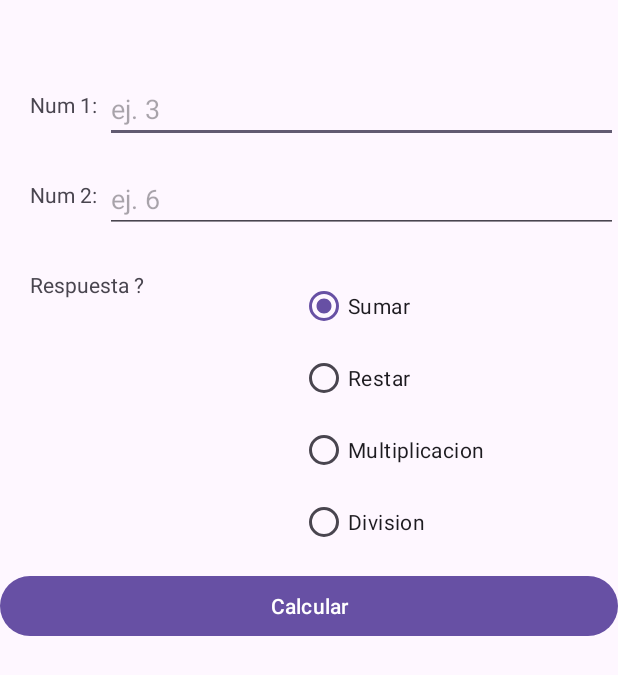
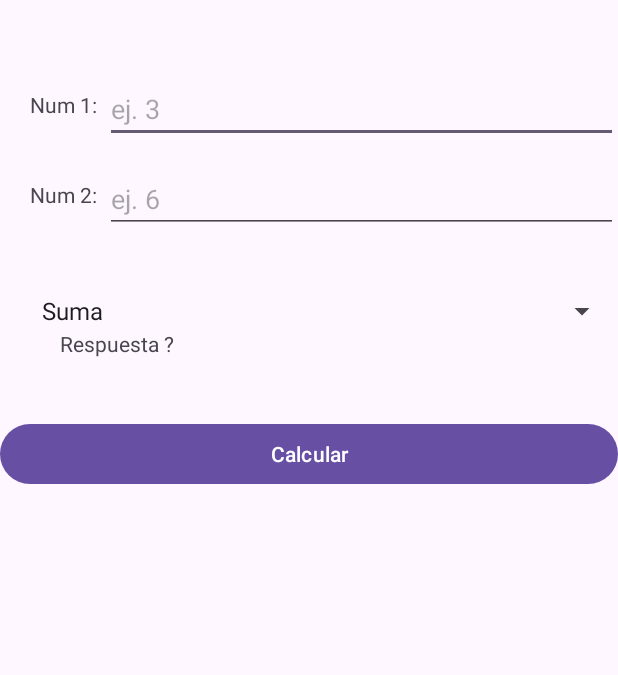
Before and after one commit to xavi447/PrograII-semi-2025, an Android app: the screen it shows after launch (MainActivity), on a phone screen of 412 x 824 dp. Shown: the top 675 px of the screen. Run offline under Robolectric (Android 15) with nearby library versions, the phone set to English and light mode, and no system bars; 2 statements that could not run were skipped.

```diff
--- a/app/src/main/java/com/example/miprimeraplicacion/MainActivity.java
+++ b/app/src/main/java/com/example/miprimeraplicacion/MainActivity.java
@@ -19,6 +19,7 @@ public class MainActivity extends AppCompatActivity {
     TextView tempVal;
     RadioGroup rgb;
     RadioButton opt;
+    Spinner spn;
 
     @Override
     protected void onCreate(Bundle savedInstanceState) {
@@ -36,21 +37,20 @@ public class MainActivity extends AppCompatActivity {
 
                 double respuesta = 0.0;
 
-                opt = findViewById(R.id.optSuma);
-                if (opt.isChecked()) {
-                    respuesta = num1 + num2;
-                }
-                opt = findViewById(R.id.optResta);
-                if (opt.isChecked()) {
-                    respuesta = num1 - num2;
-                }
-                opt = findViewById(R.id.optMultiplicacion);
-                if (opt.isChecked()) {
-                    respuesta = num1 * num2;
-                }
-                opt = findViewById(R.id.optDivision);
-                if (opt.isChecked()) {
-                    respuesta = num1 / num2;
+                spn = findViewById(R.id.spnOpciones);
+                switch (spn.getSelectedItemPosition()){
+                    case 0:
+                        respuesta = num1 + num2;
+                        break;
+                    case 1:
+                        respuesta = num1 - num2;
+                        break;
+                    case 2:
+                        respuesta = num1 * num2;
+                        break;
+                    case 3:
+                        respuesta = num1 / num2;
+                        break;
                 }
                 tempVal = findViewById(R.id.lblRespuesta);
                 tempVal.setText("Respuesta: "+ respuesta);
--- a/app/src/main/res/layout/activity_main.xml
+++ b/app/src/main/res/layout/activity_main.xml
@@ -36,45 +36,27 @@
         android:layout_marginLeft="70dp"
         android:layout_width="match_parent"
         android:layout_height="wrap_content"/>
+    <Spinner
+        android:id="@+id/spnOpciones"
+        android:layout_below="@id/txtNum2"
+        android:entries="@array/opciones"
+        android:layout_marginTop="40dp"
+        android:layout_marginLeft="20dp"
+        android:layout_width="match_parent"
+        android:layout_height="wrap_content"/>
     <TextView
         android:id="@+id/lblRespuesta"
-        android:layout_marginTop="180dp"
-        android:layout_marginLeft="20dp"
+        android:layout_below="@id/spnOpciones"
+        android:layout_marginLeft="40dp"
         android:text="Respuesta ?"
         android:layout_width="wrap_content"
         android:layout_height="wrap_content"/>
-    <RadioGroup
-        android:layout_marginTop="180dp"
-        android:layout_marginLeft="200dp"
-        android:id="@+id/rgbOpciones"
-        android:layout_width="wrap_content"
-        android:layout_height="wrap_content">
-        <RadioButton
-            android:id="@+id/optSuma"
-            android:text="Sumar"
-            android:checked="true"
-            android:layout_width="wrap_content"
-            android:layout_height="wrap_content"/>
-        <RadioButton
-            android:id="@+id/optResta"
-            android:text="Restar"
-            android:layout_width="wrap_content"
-            android:layout_height="wrap_content"/>
-        <RadioButton
-            android:id="@+id/optMultiplicacion"
-            android:text="Multiplicacion"
-            android:layout_width="wrap_content"
-            android:layout_height="wrap_content"/>
-        <RadioButton
-            android:id="@+id/optDivision"
-            android:text="Division"
-            android:layout_width="wrap_content"
-            android:layout_height="wrap_content"/>
-    </RadioGroup>
+
     <Button
         android:id="@+id/btnCalcular"
         android:text="Calcular"
-        android:layout_marginTop="380dp"
+        android:layout_below="@id/lblRespuesta"
+        android:layout_marginTop="40dp"
         android:layout_width="match_parent"
         android:layout_height="wrap_content"/>
 </RelativeLayout>
--- a/app/src/main/res/values/strings.xml
+++ b/app/src/main/res/values/strings.xml
@@ -1,3 +1,10 @@
 <resources>
     <string name="app_name">MiPrimerAplicacion</string>
+    <string name="hola">Hola Mundo</string>
+    <string-array name="opciones">
+        <item>Suma</item>
+        <item>Resta</item>
+        <item>Multiplicacion</item>
+        <item>Division</item>
+    </string-array>
 </resources>
```
